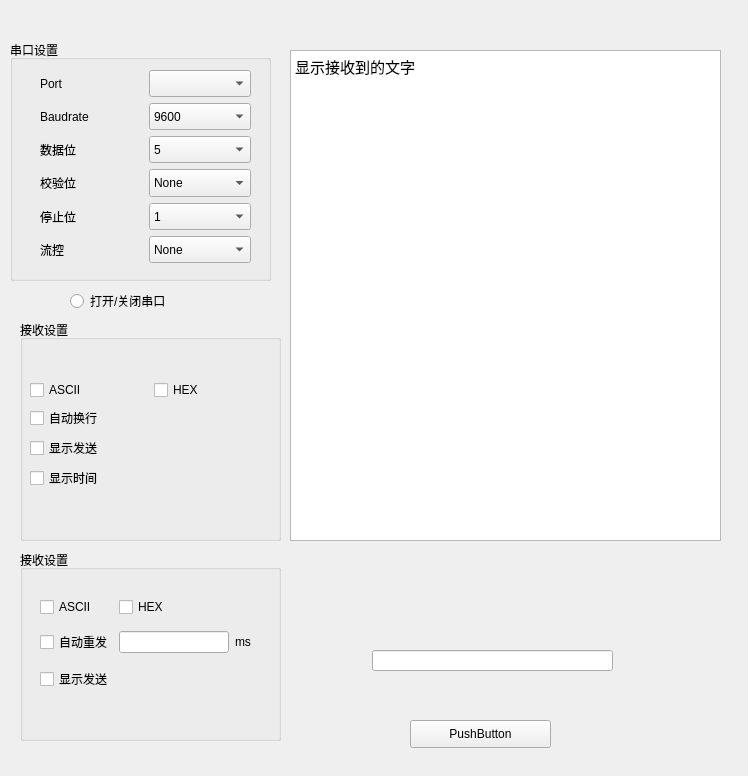
Shy1011/Python_Learning, file Python_USB/SerialPort.ui: the form before one commit.
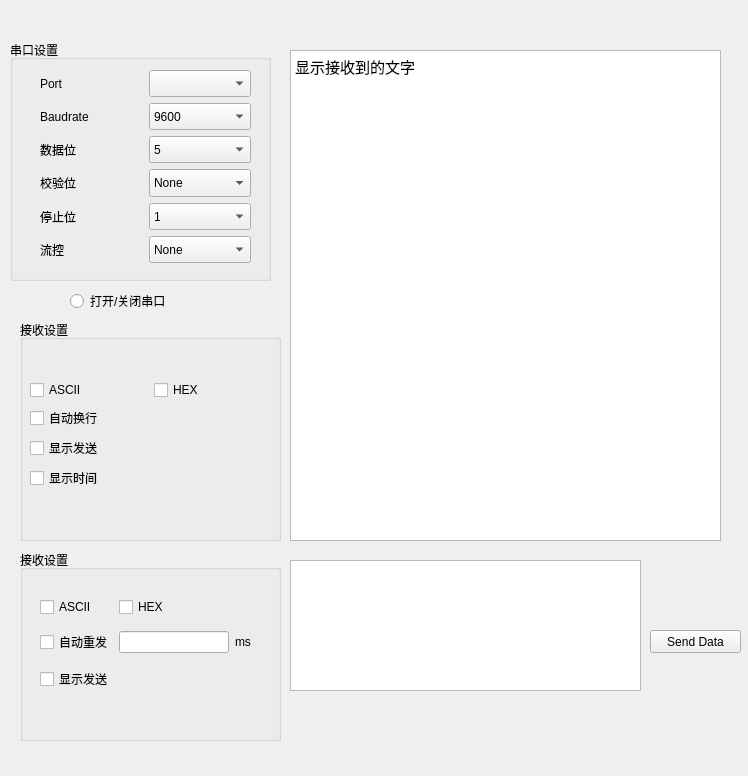
The form after the commit.

Patch:
```diff
--- a/Python_USB/SerialPort.ui
+++ b/Python_USB/SerialPort.ui
@@ -560,23 +560,23 @@
   <widget class="QPushButton" name="pushButton">
    <property name="geometry">
     <rect>
-     <x>410</x>
-     <y>720</y>
-     <width>141</width>
-     <height>28</height>
+     <x>650</x>
+     <y>630</y>
+     <width>91</width>
+     <height>23</height>
     </rect>
    </property>
    <property name="text">
-    <string>PushButton</string>
+    <string>Send Data</string>
    </property>
   </widget>
-  <widget class="QLineEdit" name="lineEdit_2">
+  <widget class="QTextEdit" name="textEdit">
    <property name="geometry">
     <rect>
-     <x>372</x>
-     <y>650</y>
-     <width>241</width>
-     <height>21</height>
+     <x>290</x>
+     <y>560</y>
+     <width>351</width>
+     <height>131</height>
     </rect>
    </property>
   </widget>
```
Left out of the diff: 2 changed lines with no effect on the pictures.
